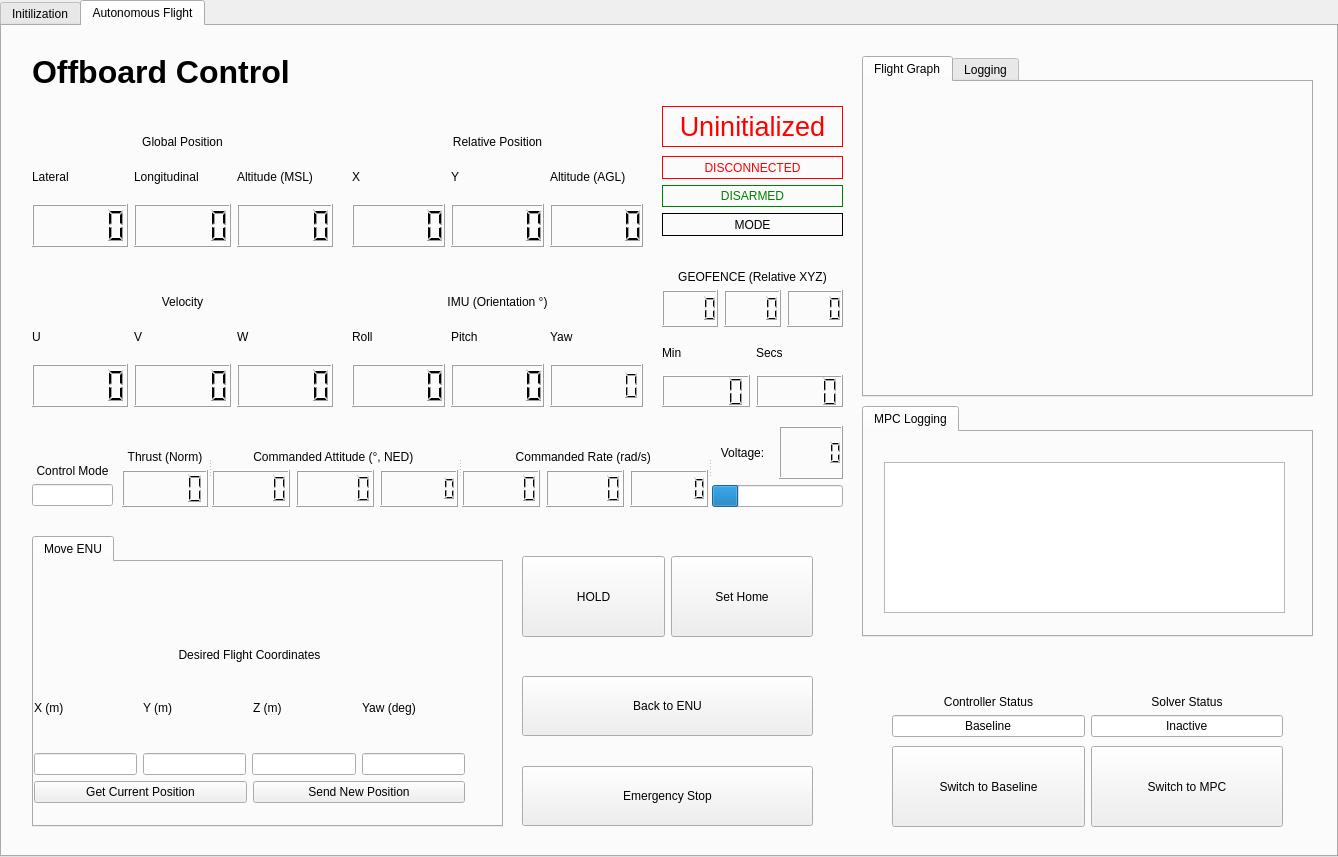
Before: the Qt Designer form src/GUI/GUI_Sampler.ui in FSC-Lab/ros2_ground_station_gui, drawn with Qt 5.
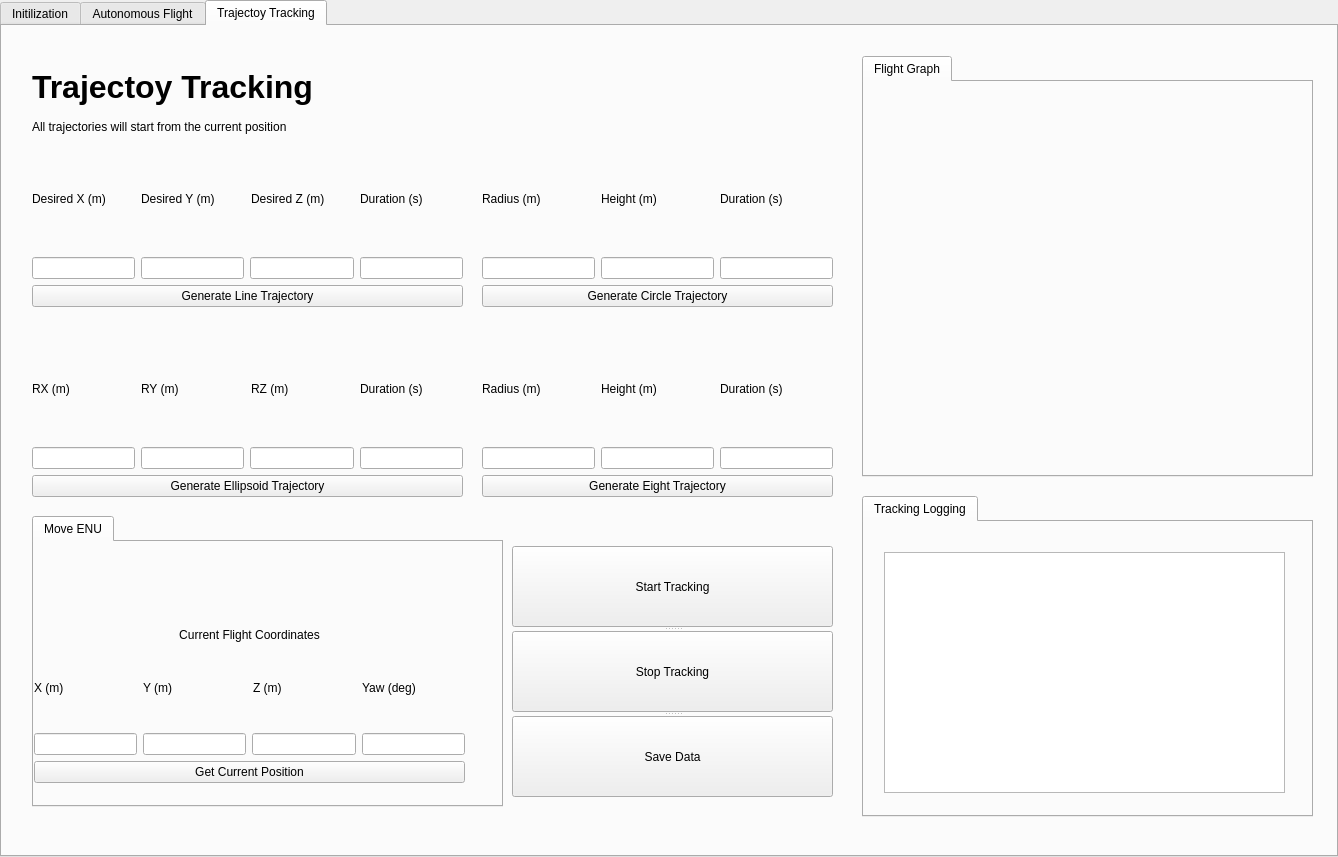
After: the same form once the commit is applied. The open tabs and pages were chosen to show the change.

Commit message: Prepare the trajectory tracking

The edit to the form file:
```diff
--- a/src/GUI/GUI_Sampler.ui
+++ b/src/GUI/GUI_Sampler.ui
@@ -14,7 +14,7 @@
    <string>TabWidget</string>
   </property>
   <property name="currentIndex">
-   <number>1</number>
+   <number>2</number>
   </property>
   <widget class="QWidget" name="Initialization_Tab">
    <property name="font">
@@ -1141,6 +1141,495 @@
     </widget>
    </widget>
   </widget>
+  <widget class="QWidget" name="tab">
+   <attribute name="title">
+    <string>Trajectoy Tracking</string>
+   </attribute>
+   <widget class="QTabWidget" name="Additional_Function_3">
+    <property name="geometry">
+     <rect>
+      <x>860</x>
+      <y>470</y>
+      <width>451</width>
+      <height>321</height>
+     </rect>
+    </property>
+    <property name="currentIndex">
+     <number>0</number>
+    </property>
+    <widget class="QWidget" name="tab_5">
+     <attribute name="title">
+      <string>Tracking Logging</string>
+     </attribute>
+     <widget class="QTextBrowser" name="TrajFlightLogging">
+      <property name="geometry">
+       <rect>
+        <x>20</x>
+        <y>30</y>
+        <width>401</width>
+        <height>241</height>
+       </rect>
+      </property>
+     </widget>
+    </widget>
+   </widget>
+   <widget class="QTabWidget" name="Additional_Function_4">
+    <property name="geometry">
+     <rect>
+      <x>860</x>
+      <y>30</y>
+      <width>451</width>
+      <height>421</height>
+     </rect>
+    </property>
+    <property name="currentIndex">
+     <number>0</number>
+    </property>
+    <widget class="QWidget" name="Flight_Graph_2">
+     <attribute name="title">
+      <string>Flight Graph</string>
+     </attribute>
+     <widget class="QWidget" name="TrajPlotWidget" native="true">
+      <property name="geometry">
+       <rect>
+        <x>20</x>
+        <y>30</y>
+        <width>401</width>
+        <height>331</height>
+       </rect>
+      </property>
+     </widget>
+    </widget>
+   </widget>
+   <widget class="QLabel" name="AutonomousTitle_2">
+    <property name="geometry">
+     <rect>
+      <x>30</x>
+      <y>30</y>
+      <width>601</width>
+      <height>61</height>
+     </rect>
+    </property>
+    <property name="font">
+     <font>
+      <pointsize>24</pointsize>
+      <weight>75</weight>
+      <bold>true</bold>
+     </font>
+    </property>
+    <property name="text">
+     <string>Trajectoy Tracking</string>
+    </property>
+   </widget>
+   <widget class="QTabWidget" name="tabWidget_2">
+    <property name="geometry">
+     <rect>
+      <x>30</x>
+      <y>490</y>
+      <width>471</width>
+      <height>291</height>
+     </rect>
+    </property>
+    <property name="currentIndex">
+     <number>0</number>
+    </property>
+    <widget class="QWidget" name="tab_6">
+     <attribute name="title">
+      <string>Move ENU</string>
+     </attribute>
+     <widget class="QWidget" name="verticalLayoutWidget_16">
+      <property name="geometry">
+       <rect>
+        <x>0</x>
+        <y>20</y>
+        <width>431</width>
+        <height>221</height>
+       </rect>
+      </property>
+      <layout class="QVBoxLayout" name="DesiredFlightLayout_2">
+       <item>
+        <widget class="QLabel" name="DesiredFlightCoordinates_4">
+         <property name="text">
+          <string>Current Flight Coordinates</string>
+         </property>
+         <property name="alignment">
+          <set>Qt::AlignBottom|Qt::AlignHCenter</set>
+         </property>
+        </widget>
+       </item>
+       <item>
+        <layout class="QHBoxLayout" name="FlightHLayout_2">
+         <item>
+          <widget class="QLabel" name="XLabel1_2">
+           <property name="text">
+            <string>X (m)</string>
+           </property>
+          </widget>
+         </item>
+         <item>
+          <widget class="QLabel" name="YLabel1_2">
+           <property name="text">
+            <string>Y (m)</string>
+           </property>
+          </widget>
+         </item>
+         <item>
+          <widget class="QLabel" name="ZLabel1_2">
+           <property name="text">
+            <string>Z (m)</string>
+           </property>
+          </widget>
+         </item>
+         <item>
+          <widget class="QLabel" name="ZLabel1_4">
+           <property name="text">
+            <string>Yaw (deg)</string>
+           </property>
+          </widget>
+         </item>
+        </layout>
+       </item>
+       <item>
+        <layout class="QHBoxLayout" name="FlightHLayout1_2">
+         <item>
+          <widget class="QLineEdit" name="XPositionUAV_Traj">
+           <property name="text">
+            <string/>
+           </property>
+          </widget>
+         </item>
+         <item>
+          <widget class="QLineEdit" name="YPositionUAV_Traj"/>
+         </item>
+         <item>
+          <widget class="QLineEdit" name="ZPositionUAV_Traj"/>
+         </item>
+         <item>
+          <widget class="QLineEdit" name="YAWUAV_Traj"/>
+         </item>
+        </layout>
+       </item>
+       <item>
+        <layout class="QHBoxLayout" name="horizontalLayout_4">
+         <item>
+          <widget class="QPushButton" name="GetCurrentPositionUAV_Traj">
+           <property name="text">
+            <string>Get Current Position</string>
+           </property>
+          </widget>
+         </item>
+        </layout>
+       </item>
+      </layout>
+     </widget>
+    </widget>
+   </widget>
+   <widget class="QWidget" name="verticalLayoutWidget_17">
+    <property name="geometry">
+     <rect>
+      <x>30</x>
+      <y>120</y>
+      <width>431</width>
+      <height>161</height>
+     </rect>
+    </property>
+    <layout class="QVBoxLayout" name="DesiredFlightLayout_3">
+     <item>
+      <layout class="QHBoxLayout" name="FlightHLayout_3">
+       <item>
+        <widget class="QLabel" name="XLabel1_3">
+         <property name="text">
+          <string>Desired X (m)</string>
+         </property>
+        </widget>
+       </item>
+       <item>
+        <widget class="QLabel" name="YLabel1_3">
+         <property name="text">
+          <string>Desired Y (m)</string>
+         </property>
+        </widget>
+       </item>
+       <item>
+        <widget class="QLabel" name="ZLabel1_5">
+         <property name="text">
+          <string>Desired Z (m)</string>
+         </property>
+        </widget>
+       </item>
+       <item>
+        <widget class="QLabel" name="ZLabel1_6">
+         <property name="text">
+          <string>Duration (s)</string>
+         </property>
+        </widget>
+       </item>
+      </layout>
+     </item>
+     <item>
+      <layout class="QHBoxLayout" name="FlightHLayout1_3">
+       <item>
+        <widget class="QLineEdit" name="LineX">
+         <property name="text">
+          <string/>
+         </property>
+        </widget>
+       </item>
+       <item>
+        <widget class="QLineEdit" name="LineY"/>
+       </item>
+       <item>
+        <widget class="QLineEdit" name="LineZ"/>
+       </item>
+       <item>
+        <widget class="QLineEdit" name="LineDuration"/>
+       </item>
+      </layout>
+     </item>
+     <item>
+      <widget class="QPushButton" name="GenerateLineTraj">
+       <property name="text">
+        <string>Generate Line Trajectory</string>
+       </property>
+      </widget>
+     </item>
+    </layout>
+   </widget>
+   <widget class="QWidget" name="verticalLayoutWidget_18">
+    <property name="geometry">
+     <rect>
+      <x>480</x>
+      <y>120</y>
+      <width>351</width>
+      <height>161</height>
+     </rect>
+    </property>
+    <layout class="QVBoxLayout" name="DesiredFlightLayout_8">
+     <item>
+      <layout class="QHBoxLayout" name="FlightHLayout_8">
+       <item>
+        <widget class="QLabel" name="XLabel1_8">
+         <property name="text">
+          <string>Radius (m)</string>
+         </property>
+        </widget>
+       </item>
+       <item>
+        <widget class="QLabel" name="YLabel1_8">
+         <property name="text">
+          <string>Height (m)</string>
+         </property>
+        </widget>
+       </item>
+       <item>
+        <widget class="QLabel" name="ZLabel1_16">
+         <property name="text">
+          <string>Duration (s)</string>
+         </property>
+        </widget>
+       </item>
+      </layout>
+     </item>
+     <item>
+      <layout class="QHBoxLayout" name="FlightHLayout1_8">
+       <item>
+        <widget class="QLineEdit" name="CircleRadius">
+         <property name="text">
+          <string/>
+         </property>
+        </widget>
+       </item>
+       <item>
+        <widget class="QLineEdit" name="CircleHeight"/>
+       </item>
+       <item>
+        <widget class="QLineEdit" name="CircleDuration"/>
+       </item>
+      </layout>
+     </item>
+     <item>
+      <widget class="QPushButton" name="GenerateCircleTraj">
+       <property name="text">
+        <string>Generate Circle Trajectory</string>
+       </property>
+      </widget>
+     </item>
+    </layout>
+   </widget>
+   <widget class="QWidget" name="verticalLayoutWidget_22">
+    <property name="geometry">
+     <rect>
+      <x>30</x>
+      <y>310</y>
+      <width>431</width>
+      <height>161</height>
+     </rect>
+    </property>
+    <layout class="QVBoxLayout" name="DesiredFlightLayout_9">
+     <item>
+      <layout class="QHBoxLayout" name="FlightHLayout_9">
+       <item>
+        <widget class="QLabel" name="XLabel1_9">
+         <property name="text">
+          <string>RX (m)</string>
+         </property>
+        </widget>
+       </item>
+       <item>
+        <widget class="QLabel" name="YLabel1_9">
+         <property name="text">
+          <string>RY (m)</string>
+         </property>
+        </widget>
+       </item>
+       <item>
+        <widget class="QLabel" name="ZLabel1_15">
+         <property name="text">
+          <string>RZ (m)</string>
+         </property>
+        </widget>
+       </item>
+       <item>
+        <widget class="QLabel" name="Duration">
+         <property name="text">
+          <string>Duration (s)</string>
+         </property>
+        </widget>
+       </item>
+      </layout>
+     </item>
+     <item>
+      <layout class="QHBoxLayout" name="FlightHLayout1_9">
+       <item>
+        <widget class="QLineEdit" name="EllipsoidRX">
+         <property name="text">
+          <string/>
+         </property>
+        </widget>
+       </item>
+       <item>
+        <widget class="QLineEdit" name="EllipsoidRY"/>
+       </item>
+       <item>
+        <widget class="QLineEdit" name="EllipsoidRZ"/>
+       </item>
+       <item>
+        <widget class="QLineEdit" name="EllipsoidDuration"/>
+       </item>
+      </layout>
+     </item>
+     <item>
+      <widget class="QPushButton" name="GenerateEllipsoidTraj">
+       <property name="text">
+        <string>Generate Ellipsoid Trajectory</string>
+       </property>
+      </widget>
+     </item>
+    </layout>
+   </widget>
+   <widget class="QWidget" name="verticalLayoutWidget_24">
+    <property name="geometry">
+     <rect>
+      <x>480</x>
+      <y>310</y>
+      <width>351</width>
+      <height>161</height>
+     </rect>
+    </property>
+    <layout class="QVBoxLayout" name="DesiredFlightLayout_12">
+     <item>
+      <layout class="QHBoxLayout" name="FlightHLayout_12">
+       <item>
+        <widget class="QLabel" name="XLabel1_12">
+         <property name="text">
+          <string>Radius (m)</string>
+         </property>
+        </widget>
+       </item>
+       <item>
+        <widget class="QLabel" name="YLabel1_12">
+         <property name="text">
+          <string>Height (m)</string>
+         </property>
+        </widget>
+       </item>
+       <item>
+        <widget class="QLabel" name="EightEnableDuration">
+         <property name="text">
+          <string>Duration (s)</string>
+         </property>
+        </widget>
+       </item>
+      </layout>
+     </item>
+     <item>
+      <layout class="QHBoxLayout" name="FlightHLayout1_12">
+       <item>
+        <widget class="QLineEdit" name="EightRadius">
+         <property name="text">
+          <string/>
+         </property>
+        </widget>
+       </item>
+       <item>
+        <widget class="QLineEdit" name="EightHeight"/>
+       </item>
+       <item>
+        <widget class="QLineEdit" name="EightDuration"/>
+       </item>
+      </layout>
+     </item>
+     <item>
+      <widget class="QPushButton" name="GenerateEightTraj">
+       <property name="text">
+        <string>Generate Eight Trajectory</string>
+       </property>
+      </widget>
+     </item>
+    </layout>
+   </widget>
+   <widget class="QLabel" name="XLabel1_13">
+    <property name="geometry">
+     <rect>
+      <x>30</x>
+      <y>90</y>
+      <width>411</width>
+      <height>21</height>
+     </rect>
+    </property>
+    <property name="text">
+     <string>All trajectories will start from the current position</string>
+    </property>
+   </widget>
+   <widget class="QSplitter" name="splitter_4">
+    <property name="geometry">
+     <rect>
+      <x>510</x>
+      <y>520</y>
+      <width>321</width>
+      <height>251</height>
+     </rect>
+    </property>
+    <property name="orientation">
+     <enum>Qt::Vertical</enum>
+    </property>
+    <widget class="QPushButton" name="StartTrackingButton">
+     <property name="text">
+      <string>Start Tracking</string>
+     </property>
+    </widget>
+    <widget class="QPushButton" name="StopTrackingButton">
+     <property name="text">
+      <string>Stop Tracking</string>
+     </property>
+    </widget>
+    <widget class="QPushButton" name="SaveDataButton">
+     <property name="text">
+      <string>Save Data</string>
+     </property>
+    </widget>
+   </widget>
+  </widget>
  </widget>
  <resources/>
  <connections/>
```
Left out of the diff: 2 changed lines with no effect on the pictures. The commit also changes 5 other files.
